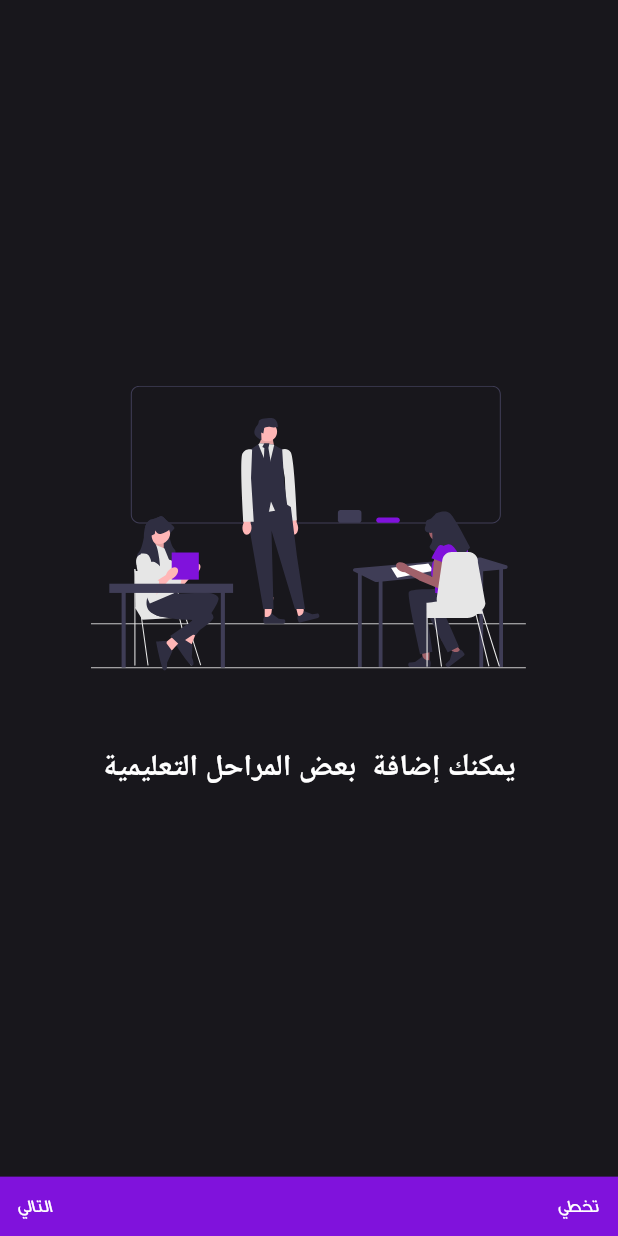
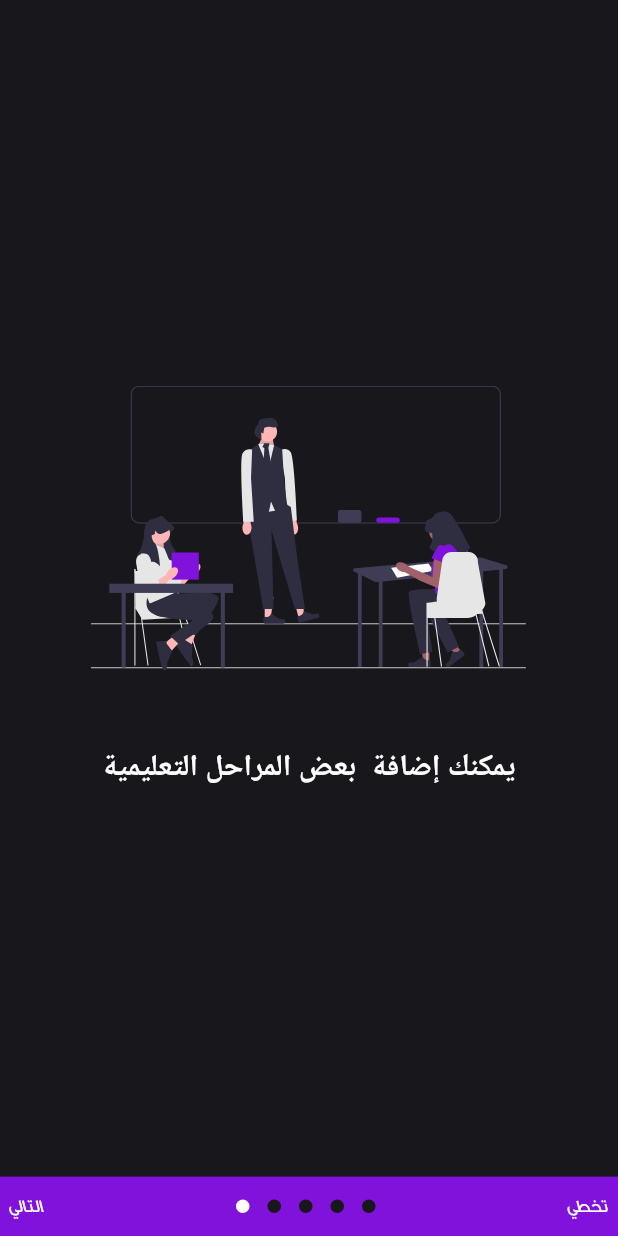
Before and after one commit to Muhanad-eng/drosak_management, a Flutter app: the screen it shows after launch, on a phone screen of 412 x 824 dp. Run offline on Flutter 3.47's test engine with Material 3 defaults, Android fonts, the light colour scheme and no system bars; drawn by our look-alikes of dots_indicator; our stand-ins replace device_info_plus, flutter_screenutil, flutter_svg.

Commit message:
make bottom navigation bar in main screen

```diff
--- /dev/null
+++ b/lib/controller/on_boarding/onboarding_controller.dart
@@ -0,0 +1,40 @@
+import 'dart:async';
+
+import 'package:drosak_management/core/resources/constants_values.dart';
+import 'package:drosak_management/core/resources/duration_values_manager.dart';
+import 'package:drosak_management/core/resources/routes_manager.dart';
+import 'package:flutter/material.dart';
+
+class OnBoardingController {
+  late StreamController<int> streamControllerDotIndicator;
+  late Sink<int> inputDotIndicator;
+  late Stream<int> outputDotIndicator;
+  int currentIndex = 0;
+  PageController pageControllerOnBoardingScreen =
+      PageController(initialPage: 0);
+  OnBoardingController() {
+    initController();
+  }
+  void initController() {
+    streamControllerDotIndicator = StreamController();
+    inputDotIndicator = streamControllerDotIndicator.sink;
+    outputDotIndicator = streamControllerDotIndicator.stream;
+    inputDotIndicator.add(currentIndex);
+  }
+
+  void goNext() {
+    if (currentIndex + 1 >= constList.listImages.length) {
+      currentIndex = 0;
+    } else {
+      currentIndex++;
+    }
+    inputDotIndicator.add(currentIndex);
+    pageControllerOnBoardingScreen.animateToPage(currentIndex,
+        duration: const Duration(seconds: DurationValuesManager.s1),
+        curve: Curves.easeInOut);
+  }
+
+  void skip(context) {
+    Navigator.of(context).pushNamedAndRemoveUntil(RoutesName.kExploreScreen, (Route)=>false);
+  }
+}
--- a/lib/core/resources/constants_values.dart
+++ b/lib/core/resources/constants_values.dart
@@ -2,8 +2,10 @@ import 'package:drosak_management/core/resources/assets_images_manager.dart';
 import 'package:drosak_management/model/on_boarding/on_boarding_model.dart';
 
 class ConstantsValues {
+
   static const String next = "التالي";
   static const String skip = "تخطي";
+  static const String kAppbarTiteExploreScreen = "استكشف التطبيق";
   static const double widthDesignScreen = 375;
   static const double heightDesignScreen = 812;
   static const String konBoardingText1 = "يمكنك إضافة  بعض المراحل التعليمية ";
--- /dev/null
+++ b/lib/core/resources/duration_values_manager.dart
@@ -0,0 +1,3 @@
+class DurationValuesManager {
+  static const int s1 = 1;
+}
--- a/lib/core/resources/height_manager.dart
+++ b/lib/core/resources/height_manager.dart
@@ -1,5 +1,10 @@
 import 'package:flutter_screenutil/flutter_screenutil.dart';
 
 class HeightManager {
+  static double height3 = 3.h;
+  static double height24 = 24.h;
   static double height39 = 39.h;
+  static double height50 = 50.h;
+  static double height63 = 63.h;
+  static double height200 = 200.h;
 }
--- a/lib/core/resources/routes_manager.dart
+++ b/lib/core/resources/routes_manager.dart
@@ -1,11 +1,13 @@
-import 'package:drosak_management/view/screens/on_boarding/on_boarding_page.dart';
-import 'package:drosak_management/view/screens/splash_screen.dart';
+import 'package:drosak_management/view/screens/explore/explore_app_screen.dart';
+import 'package:drosak_management/view/screens/on_boarding/on_boarding_screen.dart';
+import 'package:drosak_management/view/screens/splash_screen/splash_screen.dart';
 import 'package:flutter/material.dart';
 
 class RoutesManager {
   static Map<String, WidgetBuilder> routes = {
     RoutesName.kSplashScreen: (context) =>const SplashScreen(),
-    RoutesName.kOnboardingScreen: (context) =>const OnBoardingPage()
+    RoutesName.kOnboardingScreen: (context) =>const OnBoardingPage(),
+    RoutesName.kExploreScreen: (context) =>const ExploreApp(),
 
   };
 }
@@ -13,4 +15,5 @@ class RoutesManager {
 class RoutesName {
   static const String kSplashScreen = '/splashScreen';
   static const String kOnboardingScreen = '/OnBoardingPage';
+  static const String kExploreScreen = '/kExplorePage';
 }
--- a/lib/view/screens/on_boarding/on_boarding_page.dart
+++ /dev/null
@@ -1,35 +0,0 @@
-import 'package:drosak_management/core/resources/color_manager.dart';
-import 'package:drosak_management/core/resources/constants_values.dart';
-import 'package:drosak_management/core/resources/height_manager.dart';
-import 'package:drosak_management/view/screens/on_boarding/widgets/body/custom_page_view_onboarding_screen.dart';
-import 'package:flutter/material.dart';
-
-class OnBoardingPage extends StatelessWidget {
-  const OnBoardingPage({super.key});
-
-  @override
-  Widget build(BuildContext context) {
-    return Scaffold(
-      bottomNavigationBar: Container(
-        color: ColorManager.kPrimaryColor,
-        height: HeightManager.height39,
-        child: const Padding(
-          padding:  EdgeInsets.symmetric(horizontal: 12,vertical: 10),
-          child: Row(
-            mainAxisAlignment: MainAxisAlignment.spaceBetween,
-            children: [
-               Text(ConstantsValues.next,style: TextStyle(fontFamily: "ge-dinar-one",fontSize: 12,color:ColorManager.kWhiteColor ),),
-              Text(ConstantsValues.skip,style: TextStyle(fontFamily: "ge-dinar-one",fontSize: 12,color:ColorManager.kWhiteColor ),),
-
-
-
-          ],),
-        ),
-      ),
-      backgroundColor: ColorManager.kBlack,
-      body:const  SafeArea(
-        child: CustomPageViewOnBoardingScreen(),
-      ),
-    );
-  }
-}
--- /dev/null
+++ b/lib/view/screens/on_boarding/on_boarding_screen.dart
@@ -0,0 +1,79 @@
+import 'package:dots_indicator/dots_indicator.dart';
+import 'package:drosak_management/controller/on_boarding/onboarding_controller.dart';
+import 'package:drosak_management/core/resources/color_manager.dart';
+import 'package:drosak_management/core/resources/constants_values.dart';
+import 'package:drosak_management/core/resources/height_manager.dart';
+import 'package:drosak_management/view/screens/on_boarding/widgets/body/custom_page_view_onboarding_screen.dart';
+import 'package:flutter/material.dart';
+
+class OnBoardingPage extends StatefulWidget {
+  const OnBoardingPage({super.key});
+
+  @override
+  State<OnBoardingPage> createState() => _OnBoardingPageState();
+}
+
+class _OnBoardingPageState extends State<OnBoardingPage> {
+  late OnBoardingController _controller;
+  @override
+  void initState() {
+    _controller = OnBoardingController();
+    super.initState();
+  }
+
+  @override
+  Widget build(BuildContext context) {
+    return Scaffold(
+      bottomNavigationBar: Container(
+        color: ColorManager.kPrimaryColor,
+        height: HeightManager.height39,
+        child: Padding(
+          padding: const EdgeInsets.symmetric(horizontal: 6, vertical: 6),
+          child: Row(
+            mainAxisAlignment: MainAxisAlignment.spaceBetween,
+            children: [
+              InkWell(
+                  onTap: () => _controller.goNext(),
+                  child: const Text(
+                    ConstantsValues.next,
+                    style: TextStyle(
+                        fontFamily: "ge-dinar-one",
+                        fontSize: 12,
+                        color: ColorManager.kWhiteColor),
+                  )),
+              StreamBuilder<int>(
+                stream: _controller.outputDotIndicator,
+                builder: (BuildContext context, AsyncSnapshot<int> snapshot) {
+                  return DotsIndicator(
+                    dotsCount: constList.listImages.length,
+                    position: _controller.currentIndex,
+                    decorator: const DotsDecorator(
+                      color: ColorManager.kBlack, // Inactive color
+                      activeColor: ColorManager.kWhiteColor,
+                    ),
+                  );
+                },
+              ),
+              InkWell(
+                onTap: () => _controller.skip(context),
+                child: const Text(
+                  ConstantsValues.skip,
+                  style: TextStyle(
+                      fontFamily: "ge-dinar-one",
+                      fontSize: 12,
+                      color: ColorManager.kWhiteColor),
+                ),
+              ),
+            ],
+          ),
+        ),
+      ),
+      backgroundColor: ColorManager.kBlack,
+      body: SafeArea(
+        child: CustomPageViewOnBoardingScreen(
+          controller: _controller.pageControllerOnBoardingScreen,
+        ),
+      ),
+    );
+  }
+}
--- a/lib/view/screens/on_boarding/widgets/body/custom_page_view_onboarding_screen.dart
+++ b/lib/view/screens/on_boarding/widgets/body/custom_page_view_onboarding_screen.dart
@@ -5,14 +5,19 @@ import 'custom_item_onboarding.dart';
 
 class CustomPageViewOnBoardingScreen extends StatelessWidget {
   const CustomPageViewOnBoardingScreen({
-    super.key,
+    super.key, required this.controller,
   });
+  final PageController controller;
 
   @override
   Widget build(BuildContext context) {
-    return PageView.builder(
-        itemCount:constList.listImages.length ,
-        itemBuilder: (BuildContext context, int index) =>
-            CustomItemOnBoardingScreen(onBoardingModel: constList.listImages[index],));
+    return Directionality(
+      textDirection: TextDirection.rtl,
+      child: PageView.builder(
+        controller:controller ,
+          itemCount:constList.listImages.length ,
+          itemBuilder: (BuildContext context, int index) =>
+              CustomItemOnBoardingScreen(onBoardingModel: constList.listImages[index],)),
+    );
   }
 }
```
Also changed, not shown: lib/core/resources/fonts_manager.dart (added, +8 -0 lines), lib/view/screens/explore/explore_app_screen.dart (added, +41 -0 lines), lib/view/screens/explore/widgets/custom_container_of_name_and_picture.dart (added, +52 -0 lines), pubspec.yaml (+4 -6 lines), lib/view/screens/splash_screen/splash_screen.dart (renamed from lib/view/screens/splash_screen.dart), pubspec.lock, 1 other file.
